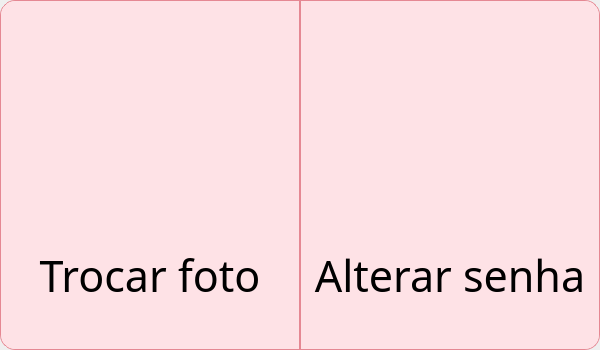
Above: arquivos .ui/pop up alterar senha e foto.ui from jajpert/Fabrica-SW-96 before the change. Below: the same form after it.
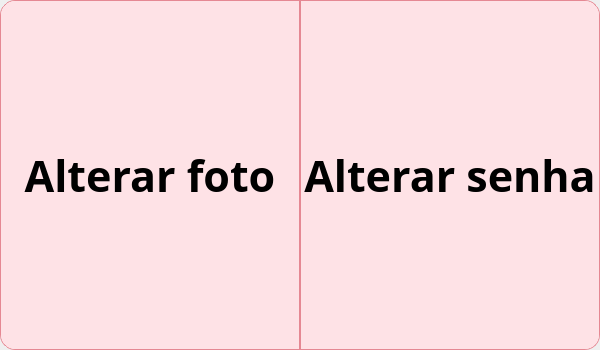
That is the form after the change. Icons and pictures are not drawn.

Commit message: arrumando pop-up

Patch:
```diff
--- a/arquivos .ui/pop up alterar senha e foto.ui
+++ b/arquivos .ui/pop up alterar senha e foto.ui
@@ -96,97 +96,46 @@
           <number>0</number>
          </property>
          <item>
-          <widget class="QFrame" name="frame_5">
+          <widget class="QToolButton" name="toolButton_alterar_foto_popup_perfil_as">
            <property name="minimumSize">
             <size>
-             <width>0</width>
-             <height>200</height>
-            </size>
-           </property>
-           <property name="maximumSize">
-            <size>
-             <width>16777215</width>
-             <height>200</height>
-            </size>
-           </property>
-           <property name="cursor">
-            <cursorShape>PointingHandCursor</cursorShape>
-           </property>
-           <property name="frameShape">
-            <enum>QFrame::StyledPanel</enum>
-           </property>
-           <property name="frameShadow">
-            <enum>QFrame::Raised</enum>
-           </property>
-           <layout class="QHBoxLayout" name="horizontalLayout_4">
-            <property name="spacing">
-             <number>0</number>
-            </property>
-            <property name="leftMargin">
-             <number>0</number>
-            </property>
-            <property name="topMargin">
-             <number>0</number>
-            </property>
-            <property name="rightMargin">
-             <number>0</number>
-            </property>
-            <property name="bottomMargin">
-             <number>0</number>
-            </property>
-            <item>
-             <widget class="QLabel" name="label_trocar_foto_popup_foto_as">
-              <property name="minimumSize">
-               <size>
-                <width>140</width>
-                <height>140</height>
-               </size>
-              </property>
-              <property name="maximumSize">
-               <size>
-                <width>140</width>
-                <height>140</height>
-               </size>
-              </property>
-              <property name="cursor">
-               <cursorShape>PointingHandCursor</cursorShape>
-              </property>
-              <property name="text">
-               <string/>
-              </property>
-              <property name="pixmap">
-               <pixmap>../icons/camera.png</pixmap>
-              </property>
-              <property name="scaledContents">
-               <bool>true</bool>
-              </property>
-              <property name="alignment">
-               <set>Qt::AlignCenter</set>
-              </property>
-             </widget>
-            </item>
-           </layout>
-          </widget>
-         </item>
-         <item>
-          <widget class="QPushButton" name="btn_trocar_foto_popup_foto_as">
-           <property name="minimumSize">
-            <size>
-             <width>140</width>
-             <height>140</height>
+             <width>298</width>
+             <height>348</height>
             </size>
            </property>
            <property name="font">
             <font>
              <family>Abel</family>
              <pointsize>32</pointsize>
+             <bold>true</bold>
             </font>
            </property>
            <property name="cursor">
             <cursorShape>PointingHandCursor</cursorShape>
            </property>
+           <property name="focusPolicy">
+            <enum>Qt::StrongFocus</enum>
+           </property>
+           <property name="styleSheet">
+            <string notr="true">QToolButton::hover{
+background-color: rgb(251, 207, 216);
+}</string>
+           </property>
            <property name="text">
-            <string>Trocar foto</string>
+            <string>Alterar foto</string>
+           </property>
+           <property name="icon">
+            <iconset>
+             <normaloff>../icons/camera.png</normaloff>../icons/camera.png</iconset>
+           </property>
+           <property name="iconSize">
+            <size>
+             <width>145</width>
+             <height>145</height>
+            </size>
+           </property>
+           <property name="toolButtonStyle">
+            <enum>Qt::ToolButtonTextUnderIcon</enum>
            </property>
           </widget>
          </item>
@@ -223,7 +172,7 @@
         <property name="frameShadow">
          <enum>QFrame::Raised</enum>
         </property>
-        <layout class="QVBoxLayout" name="verticalLayout_2" stretch="0,0">
+        <layout class="QVBoxLayout" name="verticalLayout_2" stretch="0">
          <property name="spacing">
           <number>0</number>
          </property>
@@ -240,98 +189,47 @@
           <number>0</number>
          </property>
          <item>
-          <widget class="QFrame" name="frame_4">
+          <widget class="QToolButton" name="toolButton_alterar_senha_popup_perfil_as">
            <property name="minimumSize">
             <size>
-             <width>0</width>
-             <height>200</height>
-            </size>
-           </property>
-           <property name="maximumSize">
-            <size>
-             <width>16777215</width>
-             <height>200</height>
-            </size>
-           </property>
-           <property name="cursor">
-            <cursorShape>PointingHandCursor</cursorShape>
-           </property>
-           <property name="frameShape">
-            <enum>QFrame::StyledPanel</enum>
-           </property>
-           <property name="frameShadow">
-            <enum>QFrame::Raised</enum>
-           </property>
-           <layout class="QHBoxLayout" name="horizontalLayout_3">
-            <property name="spacing">
-             <number>0</number>
-            </property>
-            <property name="leftMargin">
-             <number>0</number>
-            </property>
-            <property name="topMargin">
-             <number>0</number>
-            </property>
-            <property name="rightMargin">
-             <number>0</number>
-            </property>
-            <property name="bottomMargin">
-             <number>0</number>
-            </property>
-            <item>
-             <widget class="QLabel" name="label_alterar_senha_popup_foto_as">
-              <property name="minimumSize">
-               <size>
-                <width>140</width>
-                <height>140</height>
-               </size>
-              </property>
-              <property name="maximumSize">
-               <size>
-                <width>140</width>
-                <height>140</height>
-               </size>
-              </property>
-              <property name="cursor">
-               <cursorShape>PointingHandCursor</cursorShape>
-              </property>
-              <property name="text">
-               <string/>
-              </property>
-              <property name="pixmap">
-               <pixmap>../icons/troca.png</pixmap>
-              </property>
-              <property name="scaledContents">
-               <bool>true</bool>
-              </property>
-              <property name="alignment">
-               <set>Qt::AlignCenter</set>
-              </property>
-             </widget>
-            </item>
-           </layout>
-          </widget>
-         </item>
-         <item>
-          <widget class="QPushButton" name="btn_alterar_senha_popup_alterar_as">
-           <property name="minimumSize">
-            <size>
-             <width>140</width>
-             <height>140</height>
+             <width>298</width>
+             <height>348</height>
             </size>
            </property>
            <property name="font">
             <font>
              <family>Abel</family>
              <pointsize>32</pointsize>
+             <bold>true</bold>
             </font>
            </property>
            <property name="cursor">
             <cursorShape>PointingHandCursor</cursorShape>
            </property>
+           <property name="focusPolicy">
+            <enum>Qt::StrongFocus</enum>
+           </property>
+           <property name="styleSheet">
+            <string notr="true">QToolButton::hover{
+background-color: rgb(251, 207, 216);
+}</string>
+           </property>
            <property name="text">
             <string>Alterar senha</string>
            </property>
+           <property name="icon">
+            <iconset>
+             <normaloff>../icons/troca.png</normaloff>../icons/troca.png</iconset>
+           </property>
+           <property name="iconSize">
+            <size>
+             <width>145</width>
+             <height>145</height>
+            </size>
+           </property>
+           <property name="toolButtonStyle">
+            <enum>Qt::ToolButtonTextUnderIcon</enum>
+           </property>
           </widget>
          </item>
         </layout>
```
The commit also changes 2 other files.
